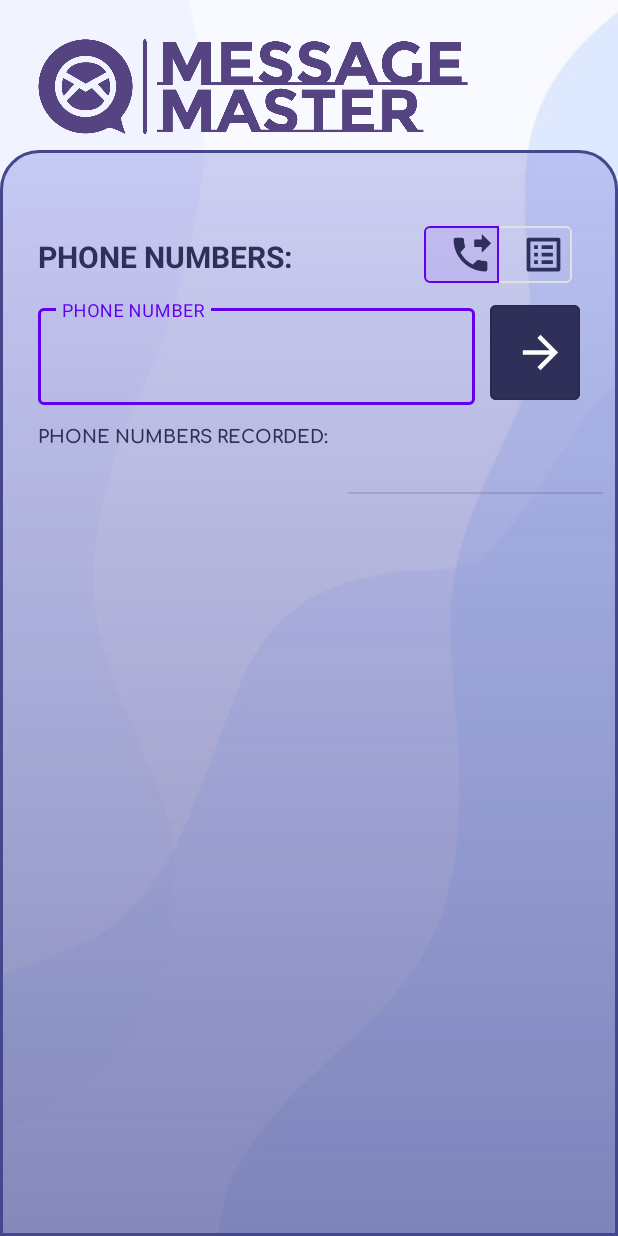
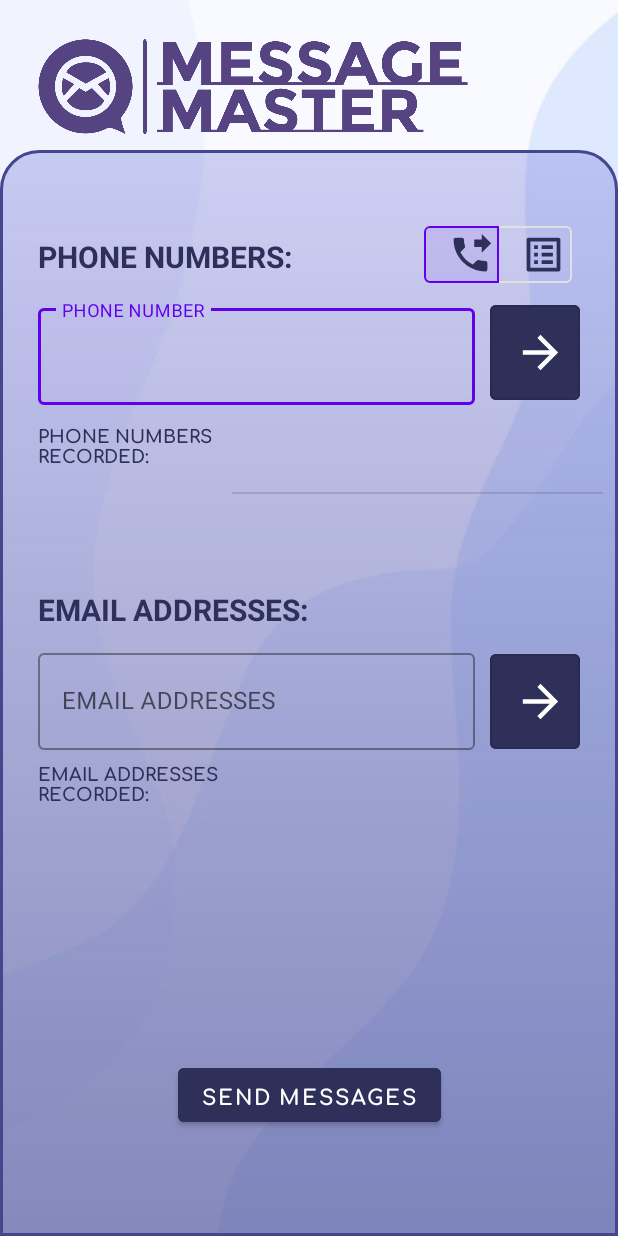
Before and after one commit to AritraBiswas9788/Message-Master, an Android app: the screen it shows after launch (MainActivity), after a tap on an icon or button, on a phone screen of 412 x 824 dp. Run offline under Robolectric (Android 15) with nearby library versions, the phone set to English and light mode, and no system bars; libraries missing offline, so code that uses them is left out: com.onegravity.contactpicker; Roboto replaces fonts that are not available here.

Commit message:
contacticon commit

```diff
--- a/app/build.gradle
+++ b/app/build.gradle
@@ -42,6 +42,6 @@ dependencies {
     testImplementation 'junit:junit:4.13.2'
     androidTestImplementation 'androidx.test.ext:junit:1.1.5'
     androidTestImplementation 'androidx.test.espresso:espresso-core:3.5.1'
-//    implementation 'com.1gravity:android-contactpicker:1.4.0'
     implementation 'com.1gravity:android-contactpicker:1.4.0'
+
 }
--- a/app/src/main/java/com/example/messagemaster/MainActivity.kt
+++ b/app/src/main/java/com/example/messagemaster/MainActivity.kt
@@ -26,12 +26,12 @@ class MainActivity : AppCompatActivity() {
     private lateinit var toggleButton: MaterialButtonToggleGroup
     private lateinit var phoneEntryField:TextInputEditText
     private lateinit var button:Button
-    private lateinit var ContactListImage:ImageView
+    private lateinit var contactListImage:ImageView
     override fun onCreate(savedInstanceState: Bundle?) {
         super.onCreate(savedInstanceState)
         setContentView(R.layout.activity_main)
         supportActionBar?.hide()
-        ContactListImage=findViewById(R.id.contactlist)
+        contactListImage=findViewById(R.id.contactlist)
         button=findViewById(R.id.button)
         toggleButton=findViewById(R.id.materialButtonToggleGroup)
         phoneEntryField=findViewById(R.id.PhoneEntryField)
@@ -40,7 +40,6 @@ class MainActivity : AppCompatActivity() {
         button.setOnClickListener {
             val recipientslist:String=phoneEntryField.text.toString()
             val recipient:Array<String> = recipientslist.split(",").toTypedArray()
-           var i:Int=recipient.size
             for( i:String in recipient)
             {
                 phonenolist.add(i)
@@ -53,7 +52,7 @@ class MainActivity : AppCompatActivity() {
 
 
         }
-        ContactListImage.setOnClickListener {
+        contactListImage.setOnClickListener {
             opencontactlist()
         }
 
@@ -76,7 +75,7 @@ class MainActivity : AppCompatActivity() {
 
 
                      phoneEntryField.inputType=InputType.TYPE_CLASS_TEXT
-                     ContactListImage.visibility=View.VISIBLE
+                     contactListImage.visibility=View.VISIBLE
 
                      createAlertDialog("This setting allows the user to either choose a list of contacts from the contacts or Enter a comma separated list of numbers in the field.","ADD NUMBER LIST")
                     }
--- /dev/null
+++ b/app/src/main/res/drawable/listbg.xml
@@ -0,0 +1,8 @@
+<?xml version="1.0" encoding="utf-8"?>
+<shape xmlns:android="http://schemas.android.com/apk/res/android"
+    android:shape="rectangle"
+    >
+    <stroke
+        android:width="2dp"
+        android:color="#83393A61"/>
+</shape>
--- a/app/src/main/res/layout/activity_main.xml
+++ b/app/src/main/res/layout/activity_main.xml
@@ -35,6 +35,14 @@
         app:layout_constraintTop_toTopOf="parent"
         app:layout_constraintVertical_bias="1.0">
 
+        <androidx.constraintlayout.widget.ConstraintLayout
+            android:id="@+id/PhoneNumbersBlock"
+            android:layout_width="match_parent"
+            android:layout_height="wrap_content"
+            app:layout_constraintEnd_toEndOf="parent"
+            app:layout_constraintStart_toStartOf="parent"
+            app:layout_constraintTop_toTopOf="parent">
+
             <TextView
                 android:id="@+id/textView"
                 android:layout_width="wrap_content"
@@ -71,11 +79,11 @@
 
             <ImageView
                 android:id="@+id/contactlist"
-            android:visibility="gone"
                 android:layout_width="50dp"
                 android:layout_height="50dp"
+                android:layout_marginRight="5dp"
                 android:src="@drawable/contactsicon"
-            android:layout_marginRight="5dp"
+                android:visibility="gone"
                 app:layout_constraintBottom_toBottomOf="@+id/textInputLayout"
                 app:layout_constraintEnd_toEndOf="@+id/textInputLayout"
                 app:layout_constraintTop_toTopOf="@+id/textInputLayout" />
@@ -129,22 +137,121 @@
                 android:id="@+id/numbers"
                 android:layout_width="wrap_content"
                 android:layout_height="wrap_content"
+                android:layout_marginTop="10dp"
                 android:fontFamily="@font/comfortaa_bold"
-            android:layout_marginTop="10dp"
-            android:text="PHONE NUMBERS RECORDED: "
+                android:text="PHONE NUMBERS \nRECORDED: "
                 android:textColor="#2F305A"
                 android:textSize="12sp"
                 android:textStyle="bold"
                 app:layout_constraintStart_toStartOf="@+id/textInputLayout"
                 app:layout_constraintTop_toBottomOf="@+id/textInputLayout" />
+
             <ListView
                 android:id="@+id/numList"
                 android:layout_width="0dp"
                 android:layout_height="90dp"
                 android:layout_margin="10dp"
+                android:fadeScrollbars="false"
+                android:scrollbarStyle="insideOverlay"
+                app:layout_constraintBottom_toBottomOf="parent"
                 app:layout_constraintEnd_toEndOf="parent"
                 app:layout_constraintStart_toEndOf="@+id/numbers"
                 app:layout_constraintTop_toBottomOf="@+id/textInputLayout" />
+        </androidx.constraintlayout.widget.ConstraintLayout>
+
+        <androidx.constraintlayout.widget.ConstraintLayout
+            android:id="@+id/EmailBlock"
+            android:layout_width="match_parent"
+            android:layout_height="wrap_content"
+
+            app:layout_constraintEnd_toEndOf="parent"
+            app:layout_constraintStart_toStartOf="parent"
+            app:layout_constraintTop_toBottomOf="@+id/PhoneNumbersBlock">
+
+            <TextView
+                android:id="@+id/textView"
+                android:layout_width="wrap_content"
+                android:layout_height="wrap_content"
+                android:layout_marginBottom="10dp"
+                android:text="EMAIL ADDRESSES:"
+                android:textColor="#2F305A"
+                android:textSize="20sp"
+                android:textStyle="bold"
+                app:layout_constraintBottom_toTopOf="@+id/emailInputLayout"
+                app:layout_constraintStart_toStartOf="@+id/emailInputLayout" />
+
+            <com.google.android.material.textfield.TextInputLayout
+                android:id="@+id/emailInputLayout"
+                style="@style/Widget.MaterialComponents.TextInputLayout.OutlinedBox"
+                android:layout_width="match_parent"
+
+                android:layout_height="70dp"
+                android:layout_marginStart="25dp"
+
+                android:layout_marginTop="50dp"
+                android:layout_marginEnd="95dp"
+                android:hint="EMAIL ADDRESSES"
+
+                app:layout_constraintEnd_toEndOf="parent"
+                app:layout_constraintStart_toStartOf="parent"
+                app:layout_constraintTop_toTopOf="parent">
+
+                <com.google.android.material.textfield.TextInputEditText
+                    android:id="@+id/EmailEntryField"
+                    android:layout_width="match_parent"
+                    android:layout_height="match_parent"
+                    android:lines="1" />
+            </com.google.android.material.textfield.TextInputLayout>
+
+            <Button
+                android:id="@+id/button"
+                style="@style/Widget.MaterialComponents.Button.OutlinedButton"
+                android:layout_width="60dp"
+                android:layout_height="75dp"
+                android:layout_marginStart="10dp"
+                android:backgroundTint="#2F305A"
+                android:drawableLeft="@drawable/arrowright"
+                android:scaleType="fitXY"
+                app:layout_constraintBottom_toBottomOf="@+id/textInputLayout"
+                app:layout_constraintStart_toEndOf="@+id/emailInputLayout"
+                app:layout_constraintTop_toTopOf="@+id/emailInputLayout" />
+
+            <TextView
+                android:id="@+id/numbers"
+                android:layout_width="wrap_content"
+                android:layout_height="wrap_content"
+                android:layout_marginTop="5dp"
+                android:fontFamily="@font/comfortaa_bold"
+                android:text="EMAIL ADDRESSES \nRECORDED: "
+                android:textColor="#2F305A"
+                android:textSize="12sp"
+                android:textStyle="bold"
+                app:layout_constraintStart_toStartOf="@+id/emailInputLayout"
+                app:layout_constraintTop_toBottomOf="@+id/emailInputLayout" />
+
+            <ListView
+                android:id="@+id/numList"
+                android:layout_width="242dp"
+                android:layout_height="90dp"
+                android:layout_marginTop="5dp"
+                android:layout_marginBottom="5dp"
+                android:fadeScrollbars="false"
+                android:scrollbarStyle="insideOverlay"
+                app:layout_constraintBottom_toBottomOf="parent"
+                app:layout_constraintStart_toEndOf="@+id/numbers"
+                app:layout_constraintTop_toBottomOf="@+id/emailInputLayout" />
+        </androidx.constraintlayout.widget.ConstraintLayout>
+
+        <Button
+            android:layout_width="wrap_content"
+            android:layout_height="wrap_content"
+            android:layout_marginBottom="70dp"
+            android:backgroundTint="#2F305A"
+            android:fontFamily="@font/comfortaa_bold"
+            android:text="SEND MESSAGES"
+            app:layout_constraintBottom_toBottomOf="parent"
+            app:layout_constraintEnd_toEndOf="parent"
+            app:layout_constraintStart_toStartOf="parent" />
 
 
     </androidx.constraintlayout.widget.ConstraintLayout>
```
Lines whose indentation alone changed are shown as unchanged.
